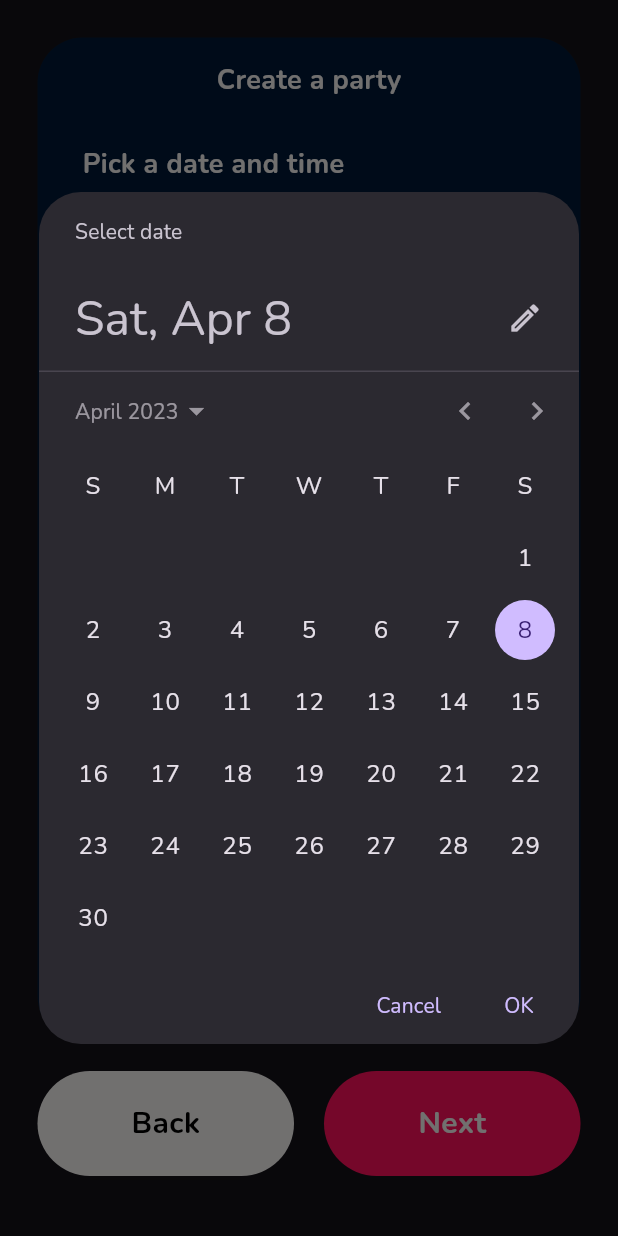
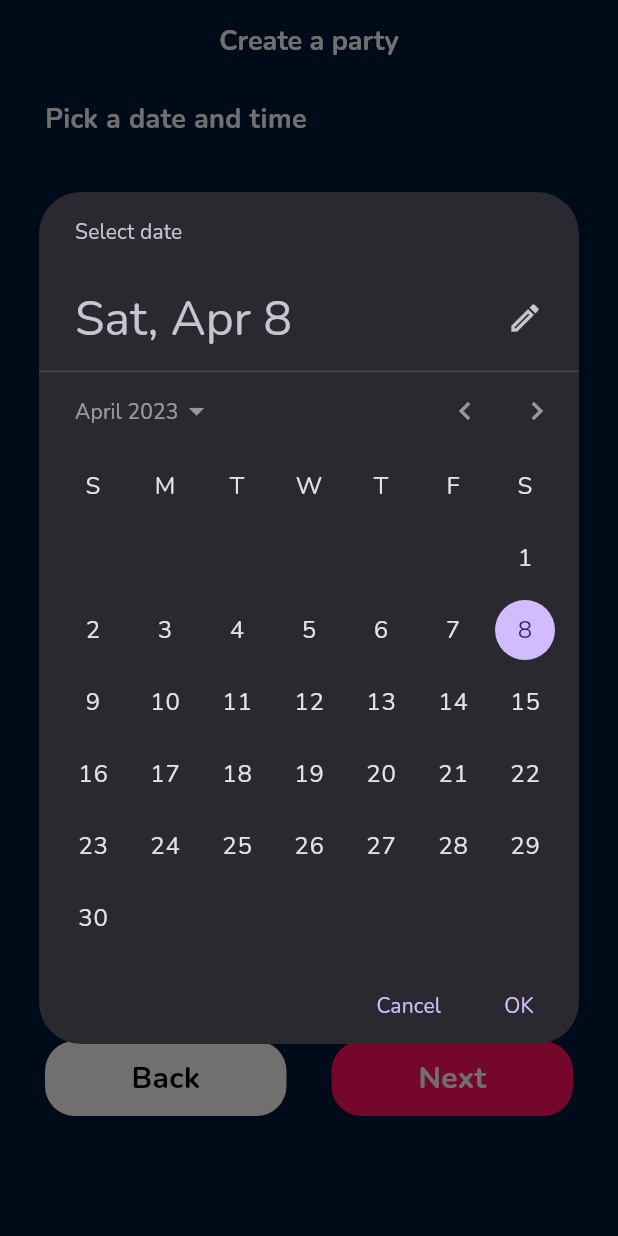
Before and after one commit to bruh-squad/drinkify, a Flutter app: the DateAndTimePage screen opened directly with empty values, after a tap on "Start date", on a phone screen of 412 x 824 dp. Run offline on Flutter 3.47's test engine with Material 2 defaults, Android fonts, the phone set to English and light mode, and no system bars; our stand-ins replace flutter_dotenv, flutter_map, flutter_secure_storage, geocoding, go_router, latlong2 and 1 more; missing offline and left inert: map_launcher; accounts and stored records are empty; generated files the repository leaves out were written again; network calls fail.

Commit message:
Create party page visual and functional changes

```diff
--- a/lib/models/create_user.dart
+++ b/lib/models/create_user.dart
@@ -1,5 +1,5 @@
 import 'package:http/http.dart' as http;
-import '../utils/consts.dart' as consts;
+import '../utils/consts.dart' show mainUrl;
 
 import './friend.dart';
 
@@ -27,7 +27,8 @@ class CreateUser {
   });
 
   Future<http.Response> createUser() async {
-    Uri url = Uri.parse("${consts.url}/users/");
+    Uri url = Uri.parse("$mainUrl/users/");
+
     return await http.post(
       url,
       body: {
--- a/lib/routes/create_party_routes/date_and_time_page.dart
+++ b/lib/routes/create_party_routes/date_and_time_page.dart
@@ -45,37 +45,32 @@ class _DateAndTimePageState extends State<DateAndTimePage> {
   Widget build(BuildContext context) {
     transl = LocaleSupport.appTranslates(context);
 
-    const double topLeftRightPadding = 25;
+    const double topLeftRightPadding = 15;
 
-    return Stack(
-      children: [
-        Dialog(
+    return Scaffold(
       backgroundColor: Theming.bgColor,
-          insetPadding: const EdgeInsets.only(
-            left: topLeftRightPadding,
-            right: topLeftRightPadding,
-            top: topLeftRightPadding,
-            bottom: 130,
+      resizeToAvoidBottomInset: false,
+      appBar: AppBar(
+        automaticallyImplyLeading: false,
+        title: Text(
+          transl.createAParty,
+          style: const TextStyle(
+            color: Theming.whiteTone,
+            fontWeight: FontWeight.bold,
+            fontSize: 18,
           ),
-          insetAnimationDuration: const Duration(days: 365),
-          shape: RoundedRectangleBorder(
-            borderRadius: BorderRadius.circular(30.0),
         ),
-          child: SizedBox(
-            height: double.infinity,
-            width: double.infinity,
-            child: Padding(
+        centerTitle: true,
+        backgroundColor: Theming.bgColor,
+      ),
+      body: Padding(
         padding: const EdgeInsets.symmetric(
           horizontal: 30,
-                vertical: 15,
         ),
         child: Column(
           crossAxisAlignment: CrossAxisAlignment.start,
           children: [
-                  Center(
-                    child: _categoryText(transl.createAParty),
-                  ),
-                  const SizedBox(height: 30),
+            const SizedBox(height: 10),
             _categoryText(transl.pickDateAndTime),
             Expanded(
               flex: 6,
@@ -121,19 +116,10 @@ class _DateAndTimePageState extends State<DateAndTimePage> {
                 ),
               ),
             ),
-                ],
-              ),
-            ),
-          ),
-        ),
             Align(
               alignment: Alignment.bottomCenter,
               child: Padding(
-            padding: const EdgeInsets.only(
-              left: 25,
-              right: 25,
-              bottom: 40,
-            ),
+                padding: const EdgeInsets.only(bottom: 80),
                 child: Row(
                   mainAxisAlignment: MainAxisAlignment.spaceBetween,
                   children: [
@@ -216,6 +202,8 @@ class _DateAndTimePageState extends State<DateAndTimePage> {
               ),
             ),
           ],
+        ),
+      ),
     );
   }
 
@@ -240,12 +228,12 @@ class _DateAndTimePageState extends State<DateAndTimePage> {
     return GestureDetector(
       onTap: onTap,
       child: Container(
-        height: 70,
-        width: (MediaQuery.of(ctx).size.width - padding * 2) / 2 - 10,
+        height: 50,
+        width: (MediaQuery.of(ctx).size.width - padding * 2) / 2 - 30,
         alignment: Alignment.center,
         decoration: BoxDecoration(
           color: backgroundColor,
-          borderRadius: BorderRadius.circular(100),
+          borderRadius: BorderRadius.circular(20),
         ),
         child: text,
       ),
--- a/lib/utils/consts.dart
+++ b/lib/utils/consts.dart
@@ -1,3 +1,3 @@
 import 'package:flutter_dotenv/flutter_dotenv.dart';
 
-final Uri url = Uri.parse("https://${dotenv.env["URL"]!}");
+final String mainUrl = dotenv.env["URL"]!;
--- a/lib/utils/router.dart
+++ b/lib/utils/router.dart
@@ -1,3 +1,4 @@
+import 'package:drinkify/routes/create_party_page.dart';
 import 'package:flutter/material.dart';
 import 'package:go_router/go_router.dart';
 
@@ -150,6 +151,16 @@ GoRouter router = GoRouter(
         );
       },
     ),
+    GoRoute(
+      path: "/create-party",
+      parentNavigatorKey: _rootKey,
+      pageBuilder: (_, state) {
+        return pageTransition(
+          state: state,
+          childWidget: const CreatePartyPage(),
+        );
+      },
+    ),
   ],
 );
 
--- a/lib/widgets/partiespage/party_holder.dart
+++ b/lib/widgets/partiespage/party_holder.dart
@@ -11,10 +11,10 @@ class PartyHolder extends StatelessWidget {
   final Party party;
   const PartyHolder({required this.party, super.key});
 
-  final double _imageAspectRatio = 16 / 6;
-
   @override
   Widget build(BuildContext context) {
+    const double imageAspectRatio = 16 / 6;
+
     var transl = LocaleSupport.appTranslates(context);
 
     return GestureDetector(
@@ -60,7 +60,7 @@ class PartyHolder extends StatelessWidget {
             child: Column(
               children: [
                 AspectRatio(
-                  aspectRatio: _imageAspectRatio,
+                  aspectRatio: imageAspectRatio,
                   child: Container(
                     decoration: BoxDecoration(
                       borderRadius: BorderRadius.circular(10),
```
Also changed, not shown: lib/models/user.dart (+19 -0 lines), lib/routes/create_party_routes/choose_location_page.dart (+55 -18 lines), lib/routes/create_party_routes/description_page.dart (+47 -37 lines), lib/routes/create_party_routes/invite_friends_page.dart (+42 -28 lines), lib/routes/create_party_routes/title_page.dart (+69 -52 lines), lib/widgets/partiespage/search_and_map.dart (+2 -12 lines), lib/widgets/selectedpartypage/party_header.dart (+18 -6 lines). Lines whose indentation alone changed are shown as unchanged.
